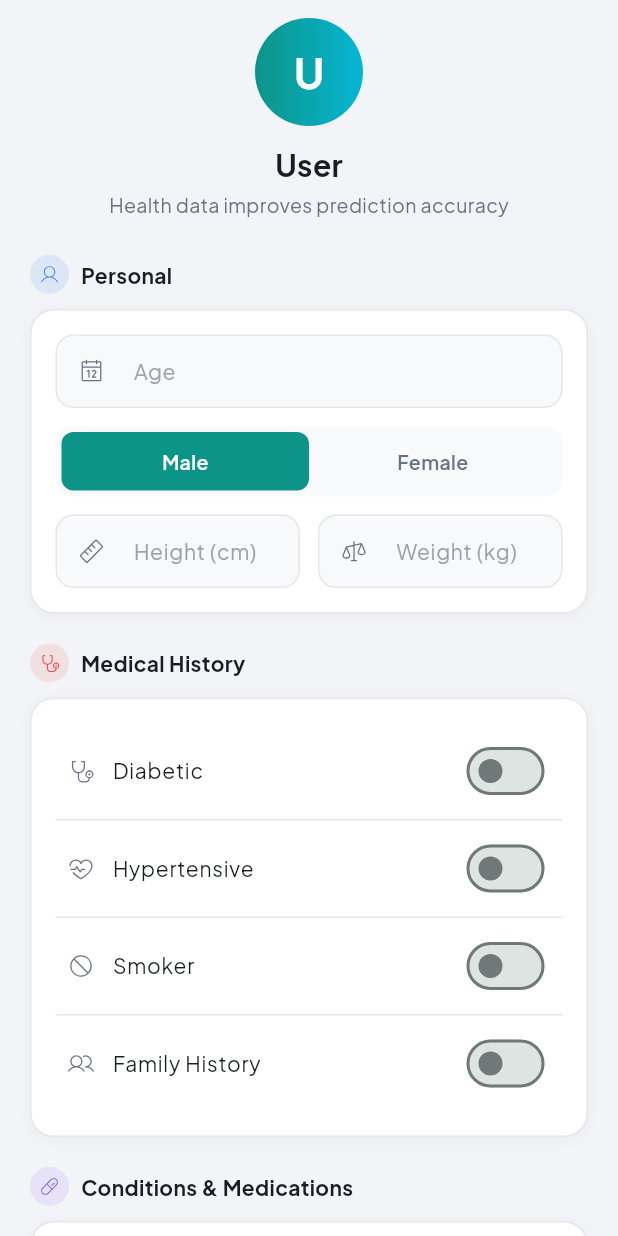
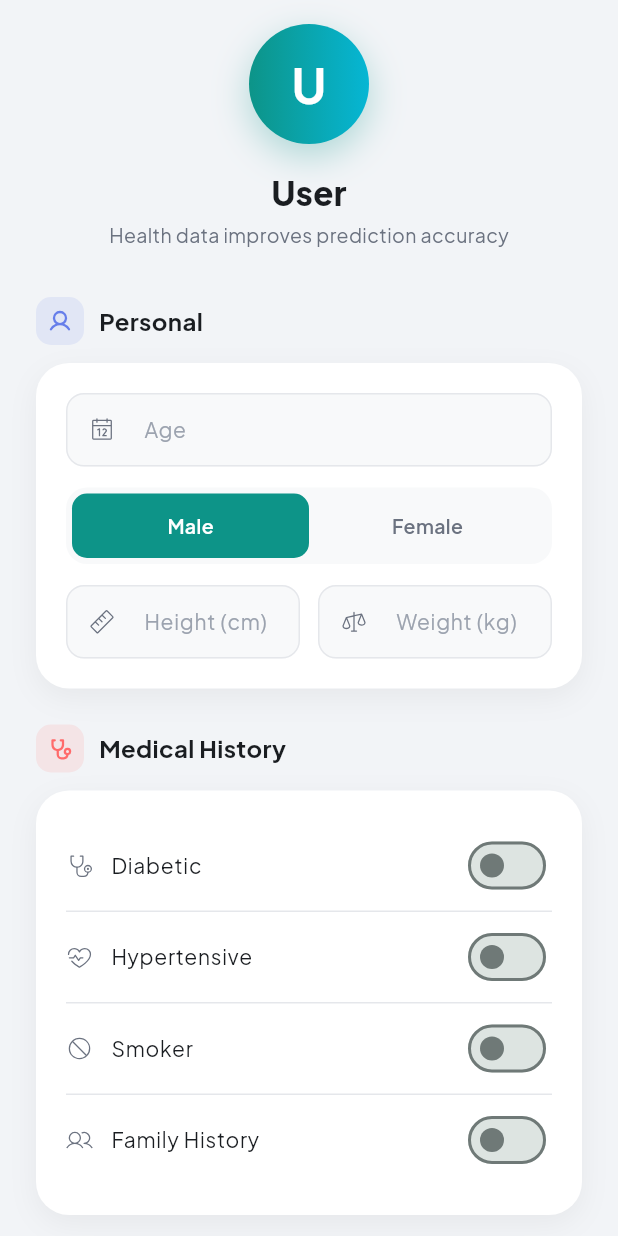
Before and after one commit to Sanuka23/cardiac-monitor, a Flutter app: the ProfileScreen screen opened directly, on a phone screen of 412 x 824 dp. Run offline on Flutter 3.47's test engine with Material 3 defaults, Android fonts, the phone set to English and light mode, and no system bars; drawn by our look-alikes of flutter_animate; our stand-ins replace dio, fl_chart, flutter_blue_plus, flutter_secure_storage, google_fonts, permission_handler and 3 more; accounts and stored records are empty.

Commit message:
feat(screen): Profile with gradient avatar, shadow cards, and gradient save button
Gradient avatar with shadow, colored section headers, clean shadow cards,
properly spaced form fields, gradient save button with glow.

Co-Authored-By: Claude Opus 4.6 <noreply@anthropic.com>

```diff
--- a/app/cardiac_monitor/lib/screens/profile_screen.dart
+++ b/app/cardiac_monitor/lib/screens/profile_screen.dart
@@ -91,7 +91,8 @@ class _ProfileScreenState extends State<ProfileScreen> {
           content: const Text('Profile saved'),
           behavior: SnackBarBehavior.floating,
           backgroundColor: const Color(0xFF22C55E),
-          shape: RoundedRectangleBorder(borderRadius: BorderRadius.circular(12)),
+          shape:
+              RoundedRectangleBorder(borderRadius: BorderRadius.circular(12)),
         ),
       );
     } else {
@@ -100,7 +101,8 @@ class _ProfileScreenState extends State<ProfileScreen> {
           content: const Text('Failed to save profile'),
           backgroundColor: Colors.red[700],
           behavior: SnackBarBehavior.floating,
-          shape: RoundedRectangleBorder(borderRadius: BorderRadius.circular(12)),
+          shape:
+              RoundedRectangleBorder(borderRadius: BorderRadius.circular(12)),
         ),
       );
     }
@@ -110,11 +112,12 @@ class _ProfileScreenState extends State<ProfileScreen> {
   Widget build(BuildContext context) {
     final profileProv = context.watch<ProfileProvider>();
     final auth = context.watch<AuthProvider>();
+    final isLight = Theme.of(context).brightness == Brightness.light;
 
     return Scaffold(
       body: SafeArea(
         child: SingleChildScrollView(
-          padding: const EdgeInsets.fromLTRB(20, 12, 20, 24),
+          padding: const EdgeInsets.fromLTRB(24, 16, 24, 32),
           child: Column(
             crossAxisAlignment: CrossAxisAlignment.start,
             children: [
@@ -123,33 +126,41 @@ class _ProfileScreenState extends State<ProfileScreen> {
                 child: Column(
                   children: [
                     Container(
-                      width: 72,
-                      height: 72,
+                      width: 80,
+                      height: 80,
                       decoration: BoxDecoration(
                         shape: BoxShape.circle,
                         gradient: AppGradients.primary,
+                        boxShadow: [
+                          BoxShadow(
+                            color: const Color(0xFF0D9488)
+                                .withValues(alpha: 0.3),
+                            blurRadius: 20,
+                            offset: const Offset(0, 8),
+                          ),
+                        ],
                       ),
                       child: Center(
                         child: Text(
                           (auth.user?.name ?? 'U')[0].toUpperCase(),
                           style: const TextStyle(
                             color: Colors.white,
-                            fontSize: 28,
+                            fontSize: 32,
                             fontWeight: FontWeight.w700,
                           ),
                         ),
                       ),
                     ),
-                    const SizedBox(height: 12),
+                    const SizedBox(height: 16),
                     Text(
                       auth.user?.name ?? 'User',
                       style: TextStyle(
-                        fontSize: 20,
-                        fontWeight: FontWeight.w700,
+                        fontSize: 22,
+                        fontWeight: FontWeight.w800,
                         color: AppTheme.textPrimary(context),
                       ),
                     ),
-                    const SizedBox(height: 2),
+                    const SizedBox(height: 4),
                     Text(
                       'Health data improves prediction accuracy',
                       style: TextStyle(
@@ -159,31 +170,32 @@ class _ProfileScreenState extends State<ProfileScreen> {
                     ),
                   ],
                 ),
-              ).animate().fadeIn(duration: 300.ms),
-              const SizedBox(height: 24),
+              ).animate().fadeIn(duration: 400.ms),
+              const SizedBox(height: 32),
 
               // ── Personal Section ──
-              _sectionHeader('Personal', PhosphorIconsLight.user, const Color(0xFF3B82F6)),
-              const SizedBox(height: 10),
-              _buildCard(
+              _sectionTitle('Personal', PhosphorIconsBold.user,
+                  const Color(0xFF667EEA)),
+              const SizedBox(height: 12),
+              _card(
+                isLight: isLight,
                 child: Column(
                   children: [
-                    _buildTextField(_ageC, 'Age', PhosphorIconsLight.calendar,
+                    _field(_ageC, 'Age', PhosphorIconsLight.calendar,
                         keyboardType: TextInputType.number),
-                    const SizedBox(height: 12),
-                    // Sex selector
-                    _buildSegmentedControl(),
-                    const SizedBox(height: 12),
+                    const SizedBox(height: 14),
+                    _sexSelector(),
+                    const SizedBox(height: 14),
                     Row(
                       children: [
                         Expanded(
-                          child: _buildTextField(_heightC, 'Height (cm)',
+                          child: _field(_heightC, 'Height (cm)',
                               PhosphorIconsLight.ruler,
                               keyboardType: TextInputType.number),
                         ),
                         const SizedBox(width: 12),
                         Expanded(
-                          child: _buildTextField(_weightC, 'Weight (kg)',
+                          child: _field(_weightC, 'Weight (kg)',
                               PhosphorIconsLight.scales,
                               keyboardType: TextInputType.number),
                         ),
@@ -191,79 +203,111 @@ class _ProfileScreenState extends State<ProfileScreen> {
                     ),
                   ],
                 ),
-              ).animate().fadeIn(duration: 300.ms, delay: 50.ms).slideY(begin: 0.05),
-
-              const SizedBox(height: 20),
+              )
+                  .animate()
+                  .fadeIn(duration: 400.ms, delay: 50.ms)
+                  .slideY(begin: 0.06),
+              const SizedBox(height: 24),
 
               // ── Medical History Section ──
-              _sectionHeader('Medical History', PhosphorIconsLight.stethoscope, const Color(0xFFEF4444)),
-              const SizedBox(height: 10),
-              _buildCard(
+              _sectionTitle('Medical History', PhosphorIconsBold.stethoscope,
+                  const Color(0xFFFF6B6B)),
+              const SizedBox(height: 12),
+              _card(
+                isLight: isLight,
                 child: Column(
                   children: [
-                    _buildToggle('Diabetic', PhosphorIconsLight.stethoscope,
+                    _toggle('Diabetic', PhosphorIconsLight.stethoscope,
                         _diabetic, (v) => setState(() => _diabetic = v)),
                     Divider(color: AppTheme.dividerColor(context), height: 1),
-                    _buildToggle('Hypertensive', PhosphorIconsLight.heartbeat,
+                    _toggle('Hypertensive', PhosphorIconsLight.heartbeat,
                         _hypertensive, (v) => setState(() => _hypertensive = v)),
                     Divider(color: AppTheme.dividerColor(context), height: 1),
-                    _buildToggle('Smoker', PhosphorIconsLight.prohibit,
-                        _smoker, (v) => setState(() => _smoker = v)),
+                    _toggle('Smoker', PhosphorIconsLight.prohibit, _smoker,
+                        (v) => setState(() => _smoker = v)),
                     Divider(color: AppTheme.dividerColor(context), height: 1),
-                    _buildToggle('Family History', PhosphorIconsLight.users,
-                        _familyHistory, (v) => setState(() => _familyHistory = v)),
+                    _toggle(
+                        'Family History',
+                        PhosphorIconsLight.users,
+                        _familyHistory,
+                        (v) => setState(() => _familyHistory = v)),
                   ],
                 ),
-              ).animate().fadeIn(duration: 300.ms, delay: 100.ms).slideY(begin: 0.05),
-
-              const SizedBox(height: 20),
+              )
+                  .animate()
+                  .fadeIn(duration: 400.ms, delay: 100.ms)
+                  .slideY(begin: 0.06),
+              const SizedBox(height: 24),
 
               // ── Conditions Section ──
-              _sectionHeader('Conditions & Medications', PhosphorIconsLight.pill, const Color(0xFF8B5CF6)),
-              const SizedBox(height: 10),
-              _buildCard(
+              _sectionTitle('Conditions & Medications',
+                  PhosphorIconsBold.pill, const Color(0xFF8B5CF6)),
+              const SizedBox(height: 12),
+              _card(
+                isLight: isLight,
                 child: Column(
                   children: [
-                    _buildTextField(_conditionsC, 'Known conditions (comma separated)',
-                        PhosphorIconsLight.fileText, maxLines: 2),
-                    const SizedBox(height: 12),
-                    _buildTextField(_medicationsC, 'Medications (comma separated)',
-                        PhosphorIconsLight.pill, maxLines: 2),
+                    _field(_conditionsC, 'Known conditions (comma separated)',
+                        PhosphorIconsLight.fileText,
+                        maxLines: 2),
+                    const SizedBox(height: 14),
+                    _field(_medicationsC, 'Medications (comma separated)',
+                        PhosphorIconsLight.pill,
+                        maxLines: 2),
                   ],
                 ),
-              ).animate().fadeIn(duration: 300.ms, delay: 150.ms).slideY(begin: 0.05),
-
-              const SizedBox(height: 28),
+              )
+                  .animate()
+                  .fadeIn(duration: 400.ms, delay: 150.ms)
+                  .slideY(begin: 0.06),
+              const SizedBox(height: 32),
 
               // ── Save Button ──
               SizedBox(
                 width: double.infinity,
-                height: 52,
+                height: 56,
+                child: DecoratedBox(
+                  decoration: BoxDecoration(
+                    gradient: AppGradients.primary,
+                    borderRadius: BorderRadius.circular(18),
+                    boxShadow: [
+                      BoxShadow(
+                        color:
+                            const Color(0xFF0D9488).withValues(alpha: 0.35),
+                        blurRadius: 16,
+                        offset: const Offset(0, 6),
+                      ),
+                    ],
+                  ),
                   child: ElevatedButton(
                     onPressed: profileProv.saving ? null : _save,
                     style: ElevatedButton.styleFrom(
-                    backgroundColor: AppTheme.accent(context),
-                    foregroundColor: Colors.white,
-                    elevation: 0,
+                      backgroundColor: Colors.transparent,
+                      shadowColor: Colors.transparent,
                       shape: RoundedRectangleBorder(
-                        borderRadius: BorderRadius.circular(16)),
+                          borderRadius: BorderRadius.circular(18)),
                     ),
                     child: profileProv.saving
                         ? const SizedBox(
-                          height: 20,
-                          width: 20,
+                            height: 22,
+                            width: 22,
                             child: CircularProgressIndicator(
                                 strokeWidth: 2, color: Colors.white),
                           )
                         : const Text(
                             'Save Profile',
                             style: TextStyle(
+                              color: Colors.white,
                               fontSize: 16,
-                            fontWeight: FontWeight.w600,
+                              fontWeight: FontWeight.w700,
                             ),
                           ),
                   ),
-              ).animate().fadeIn(duration: 300.ms, delay: 200.ms).slideY(begin: 0.05),
+                ),
+              )
+                  .animate()
+                  .fadeIn(duration: 400.ms, delay: 200.ms)
+                  .slideY(begin: 0.06),
             ],
           ),
         ),
@@ -271,58 +315,54 @@ class _ProfileScreenState extends State<ProfileScreen> {
     );
   }
 
-  Widget _sectionHeader(String text, IconData icon, Color color) {
+  Widget _sectionTitle(String text, IconData icon, Color color) {
     return Row(
       children: [
         Container(
-          padding: const EdgeInsets.all(6),
+          padding: const EdgeInsets.all(8),
           decoration: BoxDecoration(
             color: color.withValues(alpha: 0.12),
-            shape: BoxShape.circle,
+            borderRadius: BorderRadius.circular(10),
           ),
-          child: Icon(icon, size: 14, color: color),
+          child: Icon(icon, size: 16, color: color),
         ),
-        const SizedBox(width: 8),
-        Text(
-          text,
+        const SizedBox(width: 10),
+        Text(text,
             style: TextStyle(
-            fontSize: 14,
+              fontSize: 16,
               fontWeight: FontWeight.w700,
               color: AppTheme.textPrimary(context),
-          ),
-        ),
+            )),
       ],
     );
   }
 
-  Widget _buildCard({required Widget child}) {
-    final isLight = Theme.of(context).brightness == Brightness.light;
+  Widget _card({required Widget child, required bool isLight}) {
     return Container(
-      padding: const EdgeInsets.all(16),
+      padding: const EdgeInsets.all(20),
       decoration: BoxDecoration(
         color: AppTheme.cardBackground(context),
-        borderRadius: BorderRadius.circular(16),
-        border: Border.all(color: AppTheme.dividerColor(context)),
-        boxShadow: isLight
-            ? [
+        borderRadius: BorderRadius.circular(22),
+        boxShadow: [
           BoxShadow(
-                  color: Colors.black.withValues(alpha: 0.04),
-                  blurRadius: 8,
-                  offset: const Offset(0, 2),
+            color: isLight
+                ? Colors.black.withValues(alpha: 0.05)
+                : Colors.black.withValues(alpha: 0.25),
+            blurRadius: 16,
+            offset: const Offset(0, 6),
           ),
-              ]
-            : [],
+        ],
       ),
       child: child,
     );
   }
 
-  Widget _buildSegmentedControl() {
+  Widget _sexSelector() {
     return Container(
       padding: const EdgeInsets.all(4),
       decoration: BoxDecoration(
         color: AppTheme.surfaceVariant(context),
-        borderRadius: BorderRadius.circular(12),
+        borderRadius: BorderRadius.circular(14),
       ),
       child: Row(
         children: [
@@ -340,16 +380,18 @@ class _ProfileScreenState extends State<ProfileScreen> {
         onTap: () => setState(() => _sex = value),
         child: AnimatedContainer(
           duration: const Duration(milliseconds: 250),
-          padding: const EdgeInsets.symmetric(vertical: 10),
+          padding: const EdgeInsets.symmetric(vertical: 12),
           decoration: BoxDecoration(
             color: selected ? AppTheme.accent(context) : Colors.transparent,
-            borderRadius: BorderRadius.circular(8),
+            borderRadius: BorderRadius.circular(10),
           ),
           child: Center(
             child: Text(
               label,
               style: TextStyle(
-                color: selected ? Colors.white : AppTheme.textSecondary(context),
+                color: selected
+                    ? Colors.white
+                    : AppTheme.textSecondary(context),
                 fontWeight: FontWeight.w600,
                 fontSize: 13,
               ),
@@ -360,7 +402,7 @@ class _ProfileScreenState extends State<ProfileScreen> {
     );
   }
 
-  Widget _buildTextField(
+  Widget _field(
     TextEditingController controller,
     String hint,
     IconData icon, {
@@ -374,31 +416,31 @@ class _ProfileScreenState extends State<ProfileScreen> {
       style: TextStyle(color: AppTheme.textPrimary(context), fontSize: 14),
       decoration: InputDecoration(
         hintText: hint,
-        hintStyle: TextStyle(color: AppTheme.textTertiary(context), fontSize: 14),
-        prefixIcon: Icon(icon, size: 18, color: AppTheme.textSecondary(context)),
+        hintStyle:
+            TextStyle(color: AppTheme.textTertiary(context), fontSize: 14),
+        prefixIcon:
+            Icon(icon, size: 18, color: AppTheme.textSecondary(context)),
         filled: true,
         fillColor: AppTheme.surfaceVariant(context),
         border: OutlineInputBorder(
-          borderRadius: BorderRadius.circular(12),
+          borderRadius: BorderRadius.circular(14),
           borderSide: BorderSide.none,
         ),
-        enabledBorder: OutlineInputBorder(
-          borderRadius: BorderRadius.circular(12),
-          borderSide: BorderSide(color: AppTheme.dividerColor(context)),
+        focusedBorder: OutlineInputBorder(
+          borderRadius: BorderRadius.circular(14),
+          borderSide:
+              BorderSide(color: AppTheme.accent(context), width: 1.5),
         ),
-        focusedBorder: OutlineInputBorder(
-          borderRadius: BorderRadius.circular(12),
-          borderSide: BorderSide(color: AppTheme.accent(context), width: 1.5),
-        ),
-        contentPadding: const EdgeInsets.symmetric(horizontal: 14, vertical: 14),
+        contentPadding:
+            const EdgeInsets.symmetric(horizontal: 14, vertical: 14),
       ),
     );
   }
 
-  Widget _buildToggle(
+  Widget _toggle(
       String label, IconData icon, bool value, ValueChanged<bool> onChanged) {
     return Padding(
-      padding: const EdgeInsets.symmetric(vertical: 4),
+      padding: const EdgeInsets.symmetric(vertical: 2),
       child: SwitchListTile(
         title: Row(
           children: [
@@ -411,7 +453,7 @@ class _ProfileScreenState extends State<ProfileScreen> {
         ),
         value: value,
         onChanged: onChanged,
-        contentPadding: const EdgeInsets.symmetric(horizontal: 8),
+        contentPadding: EdgeInsets.zero,
         activeTrackColor: AppTheme.accent(context),
       ),
     );
```
Lines whose indentation alone changed are shown as unchanged.
